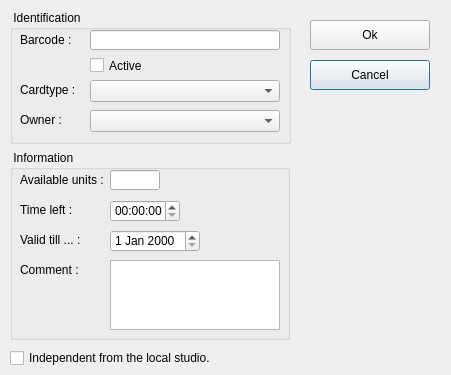
Old version of the form client/dlgpatientcardedit.ui in the repository tbikfalvi/Belenus.
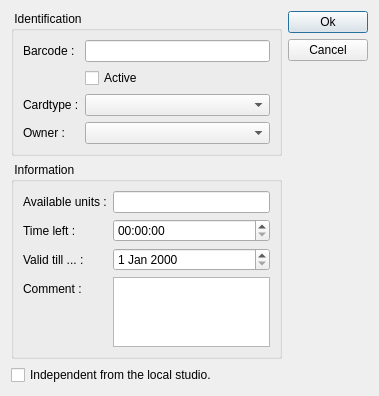
New version of the form.

Commit message: Dialog layout-ozas ... haaaat eleg ronda igy :-|

What changed in the file:
```diff
--- a/client/dlgpatientcardedit.ui
+++ b/client/dlgpatientcardedit.ui
@@ -6,264 +6,171 @@
    <rect>
     <x>0</x>
     <y>0</y>
-    <width>451</width>
+    <width>379</width>
     <height>375</height>
    </rect>
   </property>
   <property name="windowTitle">
    <string>Dialog</string>
   </property>
-  <widget class="QCheckBox" name="checkIndependent">
-   <property name="geometry">
-    <rect>
-     <x>10</x>
-     <y>348</y>
-     <width>280</width>
-     <height>20</height>
-    </rect>
-   </property>
-   <property name="text">
-    <string>Independent from the local studio.</string>
-   </property>
-  </widget>
-  <widget class="QPushButton" name="pbCancel">
-   <property name="geometry">
-    <rect>
-     <x>310</x>
-     <y>60</y>
-     <width>120</width>
-     <height>30</height>
-    </rect>
-   </property>
-   <property name="text">
-    <string>Cancel</string>
-   </property>
-   <property name="iconSize">
-    <size>
-     <width>20</width>
-     <height>20</height>
-    </size>
-   </property>
-  </widget>
-  <widget class="QPushButton" name="pbSave">
-   <property name="geometry">
-    <rect>
-     <x>310</x>
-     <y>20</y>
-     <width>120</width>
-     <height>30</height>
-    </rect>
-   </property>
-   <property name="text">
-    <string>Ok</string>
-   </property>
-   <property name="iconSize">
-    <size>
-     <width>20</width>
-     <height>20</height>
-    </size>
-   </property>
-  </widget>
+  <layout class="QHBoxLayout" name="horizontalLayout">
+   <item>
+    <layout class="QVBoxLayout" name="verticalLayout">
+     <item>
   <widget class="QGroupBox" name="gbIdentification">
-   <property name="geometry">
-    <rect>
-     <x>10</x>
-     <y>10</y>
-     <width>281</width>
-     <height>134</height>
-    </rect>
-   </property>
    <property name="title">
     <string> Identification </string>
    </property>
+       <layout class="QFormLayout" name="formLayout">
+        <item row="0" column="0">
    <widget class="QLabel" name="lblBarcode">
-    <property name="geometry">
-     <rect>
-      <x>10</x>
-      <y>20</y>
-      <width>60</width>
-      <height>20</height>
-     </rect>
-    </property>
     <property name="text">
      <string>Barcode :</string>
     </property>
    </widget>
-   <widget class="QLineEdit" name="ledBarcode">
-    <property name="geometry">
-     <rect>
-      <x>80</x>
-      <y>20</y>
-      <width>190</width>
-      <height>20</height>
-     </rect>
-    </property>
-   </widget>
+        </item>
+        <item row="0" column="1">
+         <widget class="QLineEdit" name="ledBarcode"/>
+        </item>
+        <item row="1" column="0">
+         <widget class="QLabel" name="lblSpacer">
+          <property name="text">
+           <string/>
+          </property>
+         </widget>
+        </item>
+        <item row="1" column="1">
+         <widget class="QCheckBox" name="cbActive">
+          <property name="text">
+           <string>Active</string>
+          </property>
+         </widget>
+        </item>
+        <item row="2" column="0">
    <widget class="QLabel" name="lblCardType">
-    <property name="geometry">
-     <rect>
-      <x>10</x>
-      <y>70</y>
-      <width>70</width>
-      <height>20</height>
-     </rect>
-    </property>
     <property name="text">
      <string>Cardtype :</string>
     </property>
    </widget>
-   <widget class="QComboBox" name="cmbCardType">
-    <property name="geometry">
-     <rect>
-      <x>80</x>
-      <y>70</y>
-      <width>190</width>
-      <height>22</height>
-     </rect>
-    </property>
-   </widget>
+        </item>
+        <item row="2" column="1">
+         <widget class="QComboBox" name="cmbCardType"/>
+        </item>
+        <item row="3" column="0">
    <widget class="QLabel" name="lblPatient">
-    <property name="geometry">
-     <rect>
-      <x>10</x>
-      <y>100</y>
-      <width>70</width>
-      <height>20</height>
-     </rect>
-    </property>
     <property name="text">
      <string>Owner :</string>
     </property>
    </widget>
-   <widget class="QComboBox" name="cmbPatient">
-    <property name="geometry">
-     <rect>
-      <x>80</x>
-      <y>100</y>
-      <width>190</width>
-      <height>22</height>
-     </rect>
-    </property>
-   </widget>
-   <widget class="QCheckBox" name="cbActive">
-    <property name="geometry">
-     <rect>
-      <x>80</x>
-      <y>47</y>
-      <width>190</width>
-      <height>17</height>
-     </rect>
-    </property>
-    <property name="text">
-     <string>Active</string>
-    </property>
-   </widget>
-  </widget>
+        </item>
+        <item row="3" column="1">
+         <widget class="QComboBox" name="cmbPatient"/>
+        </item>
+       </layout>
+      </widget>
+     </item>
+     <item>
   <widget class="QGroupBox" name="gbInformation">
-   <property name="geometry">
-    <rect>
-     <x>10</x>
-     <y>150</y>
-     <width>280</width>
-     <height>190</height>
-    </rect>
-   </property>
    <property name="title">
     <string> Information </string>
    </property>
+       <layout class="QFormLayout" name="formLayout_2">
+        <item row="0" column="0">
    <widget class="QLabel" name="lblUnits">
-    <property name="geometry">
-     <rect>
-      <x>10</x>
-      <y>20</y>
-      <width>90</width>
-      <height>20</height>
-     </rect>
-    </property>
     <property name="text">
      <string>Available units :</string>
     </property>
    </widget>
-   <widget class="QLineEdit" name="ledUnits">
-    <property name="geometry">
-     <rect>
-      <x>100</x>
-      <y>20</y>
-      <width>50</width>
-      <height>20</height>
-     </rect>
-    </property>
-   </widget>
+        </item>
+        <item row="0" column="1">
+         <widget class="QLineEdit" name="ledUnits"/>
+        </item>
+        <item row="1" column="0">
    <widget class="QLabel" name="lblTimeLeft">
-    <property name="geometry">
-     <rect>
-      <x>10</x>
-      <y>50</y>
-      <width>90</width>
-      <height>20</height>
-     </rect>
-    </property>
     <property name="text">
      <string>Time left :</string>
     </property>
    </widget>
-   <widget class="QTimeEdit" name="teTimeLeft">
-    <property name="geometry">
-     <rect>
-      <x>100</x>
-      <y>50</y>
-      <width>70</width>
-      <height>22</height>
-     </rect>
-    </property>
-   </widget>
+        </item>
+        <item row="1" column="1">
+         <widget class="QTimeEdit" name="teTimeLeft"/>
+        </item>
+        <item row="2" column="0">
    <widget class="QLabel" name="lblValidDate">
-    <property name="geometry">
-     <rect>
-      <x>10</x>
-      <y>80</y>
-      <width>90</width>
-      <height>20</height>
-     </rect>
-    </property>
     <property name="text">
      <string>Valid till ... :</string>
     </property>
    </widget>
-   <widget class="QDateEdit" name="deValidDate">
-    <property name="geometry">
-     <rect>
-      <x>100</x>
-      <y>80</y>
-      <width>90</width>
-      <height>22</height>
-     </rect>
-    </property>
-   </widget>
+        </item>
+        <item row="2" column="1">
+         <widget class="QDateEdit" name="deValidDate"/>
+        </item>
+        <item row="3" column="0">
    <widget class="QLabel" name="lblComment">
-    <property name="geometry">
-     <rect>
-      <x>10</x>
-      <y>110</y>
-      <width>90</width>
-      <height>20</height>
-     </rect>
-    </property>
     <property name="text">
      <string>Comment :</string>
     </property>
    </widget>
-   <widget class="QPlainTextEdit" name="pteComment">
-    <property name="geometry">
-     <rect>
-      <x>100</x>
-      <y>110</y>
-      <width>170</width>
-      <height>70</height>
-     </rect>
-    </property>
-   </widget>
-  </widget>
+        </item>
+        <item row="3" column="1">
+         <widget class="QPlainTextEdit" name="pteComment"/>
+        </item>
+       </layout>
+      </widget>
+     </item>
+     <item>
+      <widget class="QCheckBox" name="checkIndependent">
+       <property name="text">
+        <string>Independent from the local studio.</string>
+       </property>
+      </widget>
+     </item>
+    </layout>
+   </item>
+   <item>
+    <layout class="QVBoxLayout" name="verticalLayout_2">
+     <item>
+      <widget class="QPushButton" name="pbSave">
+       <property name="text">
+        <string>Ok</string>
+       </property>
+       <property name="iconSize">
+        <size>
+         <width>20</width>
+         <height>20</height>
+        </size>
+       </property>
+      </widget>
+     </item>
+     <item>
+      <widget class="QPushButton" name="pbCancel">
+       <property name="text">
+        <string>Cancel</string>
+       </property>
+       <property name="iconSize">
+        <size>
+         <width>20</width>
+         <height>20</height>
+        </size>
+       </property>
+      </widget>
+     </item>
+     <item>
+      <spacer name="verticalSpacer">
+       <property name="orientation">
+        <enum>Qt::Vertical</enum>
+       </property>
+       <property name="sizeHint" stdset="0">
+        <size>
+         <width>20</width>
+         <height>248</height>
+        </size>
+       </property>
+      </spacer>
+     </item>
+    </layout>
+   </item>
+  </layout>
  </widget>
  <tabstops>
   <tabstop>ledBarcode</tabstop>
```
Lines whose indentation alone changed are shown as unchanged. The commit also changes 8 other files.
